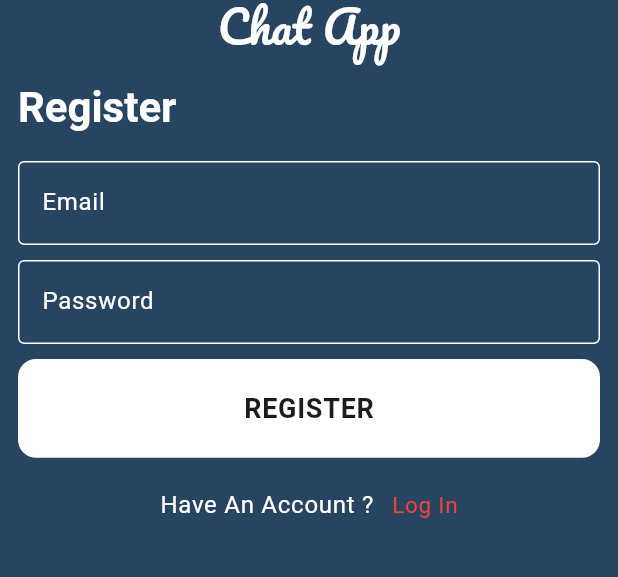
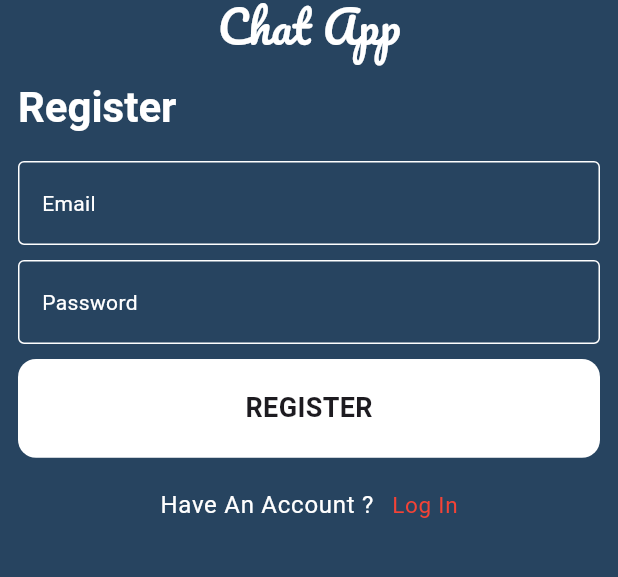
Before and after one commit to Mohamedelbsuony19/My_Chat_App, a Flutter app: the screen it shows after launch, after a tap on "LOGIN", after a tap on "Register", on a phone screen of 412 x 824 dp, the part 398-975 px from its top. Run offline on Flutter 3.47's test engine with Material 3 defaults, Android fonts, the phone set to English and light mode, and no system bars; drawn by our look-alikes of modal_progress_hud_nsn; our stand-ins replace cloud_firestore, firebase_auth, firebase_core, firebase_storage, image_picker; accounts and stored records are empty.

Commit message:
update: .yaml

```diff
--- a/lib/helper/shared/show_snack_bar.dart
+++ b/lib/helper/shared/show_snack_bar.dart
@@ -1,5 +1,5 @@
 import 'package:flutter/material.dart';
 
 void showSnackBar(BuildContext context, String text) {
-  ScaffoldMessenger.of(context).showSnackBar(SnackBar(content: Text(text!)));
+  ScaffoldMessenger.of(context).showSnackBar(SnackBar(content: Text(text)));
 }
--- a/lib/layout/homeLayout.dart
+++ b/lib/layout/homeLayout.dart
@@ -1,20 +1,23 @@
+import 'package:firebase_auth/firebase_auth.dart';
 import 'package:flutter/material.dart';
+import 'package:modal_progress_hud_nsn/modal_progress_hud_nsn.dart';
 import 'package:my_chat_app/screens/chat_screen.dart';
 import 'package:my_chat_app/screens/register_screen.dart';
 import 'package:my_chat_app/widgets/custom_button.dart';
 import 'package:my_chat_app/widgets/custom_text_form_field.dart';
-import 'package:modal_progress_hud/modal_progress_hud.dart';
 import 'package:provider/provider.dart';
-import 'package:firebase_auth/firebase_auth.dart';
+
 import '../helper/shared/constans.dart';
+import '../helper/shared/firebase_utils.dart';
+import '../helper/shared/provider/home_provider.dart';
 import '../helper/shared/show_snack_bar.dart';
-import '../helper/shared/provider/home_provider.dart';
-import '../helper/shared/firebase_utils.dart';
 
-class homeLayout extends StatelessWidget {
+class HomeLayout extends StatelessWidget {
   static const String routeName = 'home';
-  GlobalKey<FormState> formGlobalKey = GlobalKey();
+ final GlobalKey<FormState> formGlobalKey = GlobalKey();
   String? email, password;
+
+  HomeLayout({super.key});
 
   @override
   Widget build(BuildContext context) {
@@ -36,7 +39,7 @@ class homeLayout extends StatelessWidget {
                   Image.asset(KImageIcon),
                   Text(
                     'Chat App',
-                    style: Theme.of(context).textTheme.headline2!.copyWith(
+                    style: Theme.of(context).textTheme.displayMedium!.copyWith(
                         fontFamily: KFontPacifico,
                         fontSize: 30,
                         color: Colors.white),
@@ -48,10 +51,13 @@ class homeLayout extends StatelessWidget {
                     children: [
                       Text(
                         'Log In',
-                        style: Theme.of(context).textTheme.headline2!.copyWith(
-                            fontSize: 30,
-                            fontWeight: FontWeight.bold,
-                            color: Colors.white),
+                        style: Theme.of(context)
+                            .textTheme
+                            .displayMedium!
+                            .copyWith(
+                                fontSize: 30,
+                                fontWeight: FontWeight.bold,
+                                color: Colors.white),
                       ),
                     ],
                   ),
@@ -67,6 +73,7 @@ class homeLayout extends StatelessWidget {
                       if (emailValid == false) {
                         return 'The email format is incorrect ';
                       }
+                      return null;
                     },
                     onChange: (data) {
                       email = data;
@@ -81,6 +88,7 @@ class homeLayout extends StatelessWidget {
                       if (data!.length < 7) {
                         return 'password is a short';
                       }
+                      return null;
                     },
                     hint: 'Password',
                     onChange: (data) {
@@ -126,7 +134,7 @@ class homeLayout extends StatelessWidget {
                         'Don\'t Have An Account ?',
                         style: Theme.of(context)
                             .textTheme
-                            .bodyText1!
+                            .bodyLarge!
                             .copyWith(color: Colors.white),
                       ),
                       const SizedBox(
@@ -143,7 +151,7 @@ class homeLayout extends StatelessWidget {
                           'Register',
                           style: Theme.of(context)
                               .textTheme
-                              .bodyText1
+                              .bodyLarge
                               ?.copyWith(color: Colors.red, fontSize: 15),
                         ),
                       )
--- a/lib/main.dart
+++ b/lib/main.dart
@@ -1,12 +1,13 @@
+import 'package:firebase_core/firebase_core.dart';
 import 'package:flutter/material.dart';
 import 'package:my_chat_app/firebase_options.dart';
-import 'package:firebase_core/firebase_core.dart';
 import 'package:my_chat_app/helper/shared/provider/home_provider.dart';
 import 'package:my_chat_app/helper/shared/provider/register_provider.dart';
 import 'package:my_chat_app/helper/shared/theme/my_theme.dart';
 import 'package:my_chat_app/screens/chat_screen.dart';
 import 'package:my_chat_app/screens/register_screen.dart';
 import 'package:provider/provider.dart';
+
 import 'helper/shared/provider/theme-provider.dart';
 import 'layout/homeLayout.dart';
 
@@ -35,11 +36,11 @@ class myApp extends StatelessWidget {
     return MaterialApp(
       debugShowCheckedModeBanner: false,
       routes: {
-        homeLayout.routeName: (buildContext) => homeLayout(),
+        HomeLayout.routeName: (buildContext) => HomeLayout(),
         registerScreen.routeName: (buildContext) => registerScreen(),
         chatScreen.routeName: (buildContext) => chatScreen(),
       },
-      initialRoute: homeLayout.routeName,
+      initialRoute: HomeLayout.routeName,
       theme: myThemeData.themeApp,
     );
   }
--- a/lib/screens/register_screen.dart
+++ b/lib/screens/register_screen.dart
@@ -1,14 +1,15 @@
+import 'package:firebase_auth/firebase_auth.dart';
 import 'package:flutter/material.dart';
-import 'package:firebase_auth/firebase_auth.dart';
+import 'package:modal_progress_hud_nsn/modal_progress_hud_nsn.dart';
 import 'package:my_chat_app/helper/shared/provider/register_provider.dart';
 import 'package:my_chat_app/screens/chat_screen.dart';
 import 'package:my_chat_app/widgets/custom_text_form_field.dart';
+import 'package:provider/provider.dart';
+
 import '../helper/shared/constans.dart';
+import '../helper/shared/firebase_utils.dart';
 import '../helper/shared/show_snack_bar.dart';
-import '../helper/shared/firebase_utils.dart';
 import '../widgets/custom_button.dart';
-import 'package:modal_progress_hud/modal_progress_hud.dart';
-import 'package:provider/provider.dart';
 
 class registerScreen extends StatelessWidget {
   static const String routeName = 'reg';
@@ -34,7 +35,7 @@ class registerScreen extends StatelessWidget {
                   Image.asset(KImageIcon),
                   Text(
                     'Chat App',
-                    style: Theme.of(context).textTheme.headline2!.copyWith(
+                    style: Theme.of(context).textTheme.displayMedium!.copyWith(
                         fontFamily: KFontPacifico,
                         fontSize: 30,
                         color: Colors.white),
@@ -46,10 +47,13 @@ class registerScreen extends StatelessWidget {
                     children: [
                       Text(
                         'Register',
-                        style: Theme.of(context).textTheme.headline2!.copyWith(
-                            fontSize: 28,
-                            fontWeight: FontWeight.bold,
-                            color: Colors.white),
+                        style: Theme.of(context)
+                            .textTheme
+                            .displayMedium!
+                            .copyWith(
+                                fontSize: 28,
+                                fontWeight: FontWeight.bold,
+                                color: Colors.white),
                       ),
                     ],
                   ),
@@ -69,6 +73,7 @@ class registerScreen extends StatelessWidget {
                       if (emailValid == false) {
                         return 'The email format is incorrect ';
                       }
+                      return null;
                     },
                   ),
                   const SizedBox(
@@ -85,6 +90,7 @@ class registerScreen extends StatelessWidget {
                       if (data!.length < 7) {
                         return 'password is a short';
                       }
+                      return null;
                     },
                   ),
                   const SizedBox(
@@ -124,7 +130,7 @@ class registerScreen extends StatelessWidget {
                         'Have An Account ?',
                         style: Theme.of(context)
                             .textTheme
-                            .bodyText1!
+                            .bodyLarge!
                             .copyWith(color: Colors.white),
                       ),
                       const SizedBox(
@@ -138,7 +144,7 @@ class registerScreen extends StatelessWidget {
                           'Log In',
                           style: Theme.of(context)
                               .textTheme
-                              .bodyText1
+                              .bodyLarge
                               ?.copyWith(color: Colors.red, fontSize: 15),
                         ),
                       )
--- a/lib/widgets/custom_button.dart
+++ b/lib/widgets/custom_button.dart
@@ -18,7 +18,7 @@ class customButton extends StatelessWidget {
             text!,
             style: Theme.of(context)
                 .textTheme
-                .bodyText1!
+                .bodyMedium!
                 .copyWith(fontWeight: FontWeight.bold, fontSize: 18),
           ),
         ),
--- a/lib/widgets/custom_text_form_field.dart
+++ b/lib/widgets/custom_text_form_field.dart
@@ -28,7 +28,7 @@ class customTextFormField extends StatelessWidget {
         hintText: hint,
         hintStyle: Theme.of(context)
             .textTheme
-            .bodyText1!
+            .bodyMedium!
             .copyWith(color: Colors.white),
       ),
     );
```
Also changed, not shown: lib/widgets/chat_buble.dart (+4 -4 lines), lib/widgets/image_buble.dart (+4 -4 lines), pubspec.yaml (+6 -5 lines), pubspec.lock, 8 other files.
